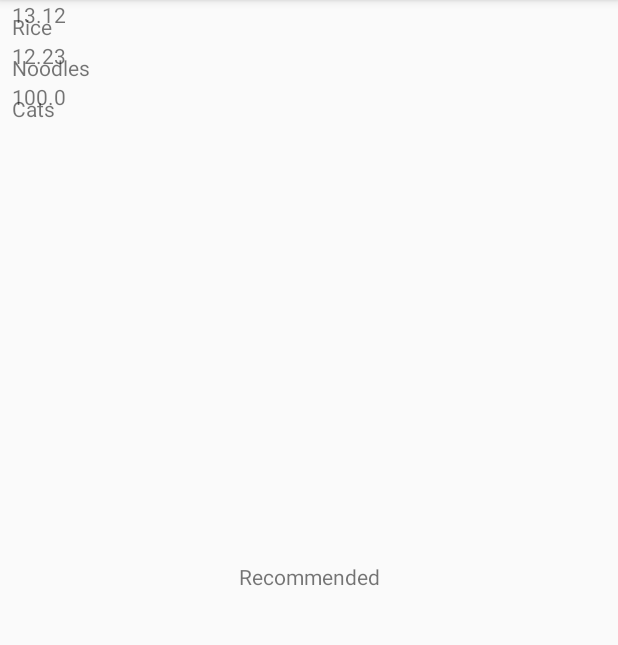
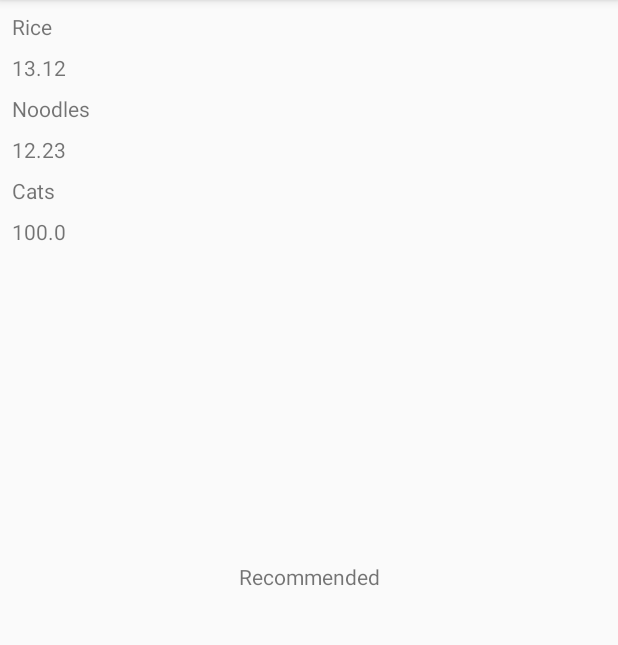
Before and after one commit to cusengan/HackDFW-Prepper, an Android app: the screen it shows after launch (MainActivity), on a phone screen of 412 x 824 dp, the part 84-729 px from its top. Run offline under Robolectric (Android 15) with nearby library versions, the phone set to English and light mode, and no system bars.

Commit message:
Update with new classes and fixed textview

```diff
--- /dev/null
+++ b/app/src/main/res/layout/activity_food_pager.xml
@@ -0,0 +1,5 @@
+<?xml version="1.0" encoding="utf-8"?>
+<android.support.v4.view.ViewPager xmlns:android="http://schemas.android.com/apk/res/android"
+                                   android:id="@+id/food_view_pager"
+                                   android:layout_width="match_parent"
+                                   android:layout_height="match_parent" />
--- a/app/src/main/res/layout/activity_main.xml
+++ b/app/src/main/res/layout/activity_main.xml
@@ -18,8 +18,10 @@
 
     <FrameLayout
         android:id="@+id/fragment_container"
-        android:layout_width="match_parent"
-        android:layout_height="match_parent">
+        android:layout_width="138dp"
+        android:layout_height="495dp"
+        tools:layout_editor_absoluteY="8dp"
+        tools:layout_editor_absoluteX="8dp">
 
     </FrameLayout>
 
--- a/app/src/main/res/layout/food_list_row.xml
+++ b/app/src/main/res/layout/food_list_row.xml
@@ -23,7 +23,7 @@
         android:layout_height="wrap_content"
         android:text="TextView"
         android:layout_marginTop="8dp"
-        app:layout_constraintTop_toBottomOf="@+id/textView"
+        app:layout_constraintTop_toBottomOf="@+id/foodName"
         android:layout_marginLeft="8dp"
         app:layout_constraintLeft_toLeftOf="parent" />
 </android.support.constraint.ConstraintLayout>
```
